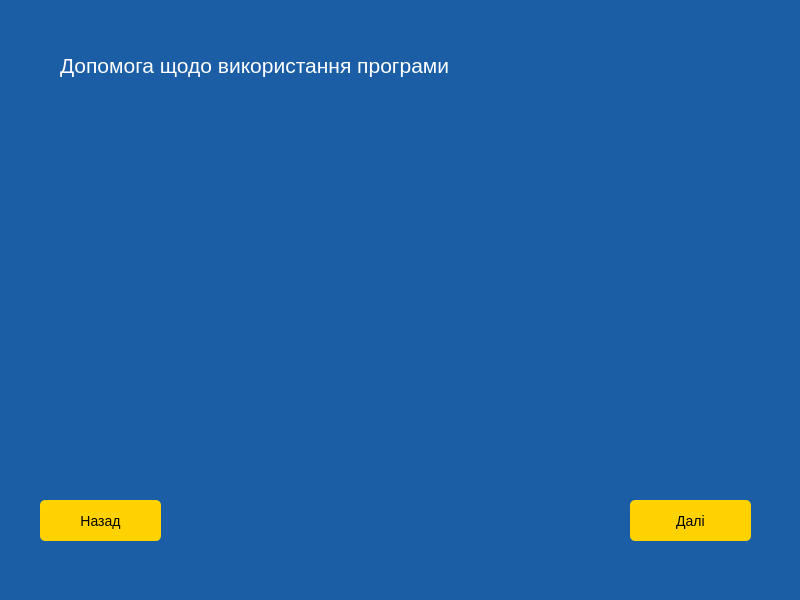
Above: helpwindow.ui from admiralbub/oop_course_2020 before the change. Below: the same form after it.
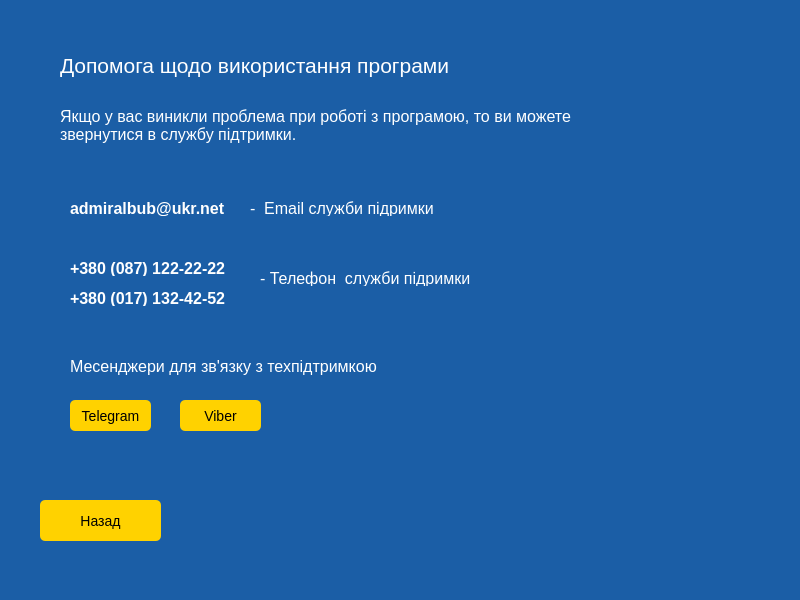
That is the form after the change.

Commit message: Edit to window help

```diff
--- a/helpwindow.ui
+++ b/helpwindow.ui
@@ -61,17 +61,132 @@
      <string>Допомога щодо використання програми</string>
     </property>
    </widget>
-   <widget class="QPushButton" name="pushButton_further">
+   <widget class="QLabel" name="label_2">
     <property name="geometry">
      <rect>
-      <x>630</x>
-      <y>500</y>
-      <width>121</width>
-      <height>41</height>
+      <x>60</x>
+      <y>100</y>
+      <width>631</width>
+      <height>51</height>
      </rect>
     </property>
+    <property name="text">
+     <string>Якщо у вас виникли проблема при роботі з програмою, то ви можете&lt;br&gt; звернутися в службу підтримки.
+</string>
+    </property>
+   </widget>
+   <widget class="QLabel" name="label_pic">
+    <property name="geometry">
+     <rect>
+      <x>540</x>
+      <y>180</y>
+      <width>141</width>
+      <height>131</height>
+     </rect>
+    </property>
+    <property name="text">
+     <string/>
+    </property>
+   </widget>
+   <widget class="QLabel" name="label_3">
+    <property name="geometry">
+     <rect>
+      <x>70</x>
+      <y>200</y>
+      <width>171</width>
+      <height>16</height>
+     </rect>
+    </property>
     <property name="styleSheet">
-     <string notr="true">#pushButton_further {
+     <string notr="true">font-weight:700;</string>
+    </property>
+    <property name="text">
+     <string>admiralbub@ukr.net</string>
+    </property>
+   </widget>
+   <widget class="QLabel" name="label_4">
+    <property name="geometry">
+     <rect>
+      <x>250</x>
+      <y>200</y>
+      <width>241</width>
+      <height>16</height>
+     </rect>
+    </property>
+    <property name="text">
+     <string>-  Email служби підримки</string>
+    </property>
+   </widget>
+   <widget class="QLabel" name="label_5">
+    <property name="geometry">
+     <rect>
+      <x>70</x>
+      <y>260</y>
+      <width>181</width>
+      <height>16</height>
+     </rect>
+    </property>
+    <property name="styleSheet">
+     <string notr="true">font-weight:700;</string>
+    </property>
+    <property name="text">
+     <string>+380 (087) 122-22-22</string>
+    </property>
+   </widget>
+   <widget class="QLabel" name="label_6">
+    <property name="geometry">
+     <rect>
+      <x>260</x>
+      <y>270</y>
+      <width>221</width>
+      <height>16</height>
+     </rect>
+    </property>
+    <property name="text">
+     <string>- Телефон  служби підримки</string>
+    </property>
+   </widget>
+   <widget class="QLabel" name="label_7">
+    <property name="geometry">
+     <rect>
+      <x>70</x>
+      <y>290</y>
+      <width>191</width>
+      <height>16</height>
+     </rect>
+    </property>
+    <property name="styleSheet">
+     <string notr="true">font-weight:700;</string>
+    </property>
+    <property name="text">
+     <string>+380 (017) 132-42-52</string>
+    </property>
+   </widget>
+   <widget class="QLabel" name="label_8">
+    <property name="geometry">
+     <rect>
+      <x>70</x>
+      <y>360</y>
+      <width>311</width>
+      <height>31</height>
+     </rect>
+    </property>
+    <property name="text">
+     <string>Месенджери для зв'язку з техпідтримкою
+</string>
+    </property>
+   </widget>
+   <widget class="QPushButton" name="telegram">
+    <property name="geometry">
+     <rect>
+      <x>70</x>
+      <y>400</y>
+      <width>81</width>
+      <height>31</height>
+     </rect>
+    </property>
+    <property name="styleSheet">
+     <string notr="true">#telegram {
    color:#000;
    border-radius:5px;
    background:#FFD200;
@@ -84,7 +199,33 @@
 }</string>
     </property>
     <property name="text">
-     <string>Далі</string>
+     <string>Telegram</string>
+    </property>
+   </widget>
+   <widget class="QPushButton" name="viber">
+    <property name="geometry">
+     <rect>
+      <x>180</x>
+      <y>400</y>
+      <width>81</width>
+      <height>31</height>
+     </rect>
+    </property>
+    <property name="styleSheet">
+     <string notr="true">#viber {
+   color:#000;
+   border-radius:5px;
+   background:#FFD200;
+   font-size:14px;
+   cursor:pointer;
+}
+#viber:hover {
+	 background:#fff;
+     cursor:pointer;
+}</string>
+    </property>
+    <property name="text">
+     <string>Viber</string>
     </property>
    </widget>
   </widget>
```
Left out of the diff: 2 changed lines with no effect on the pictures. The commit also changes 2 other files.
